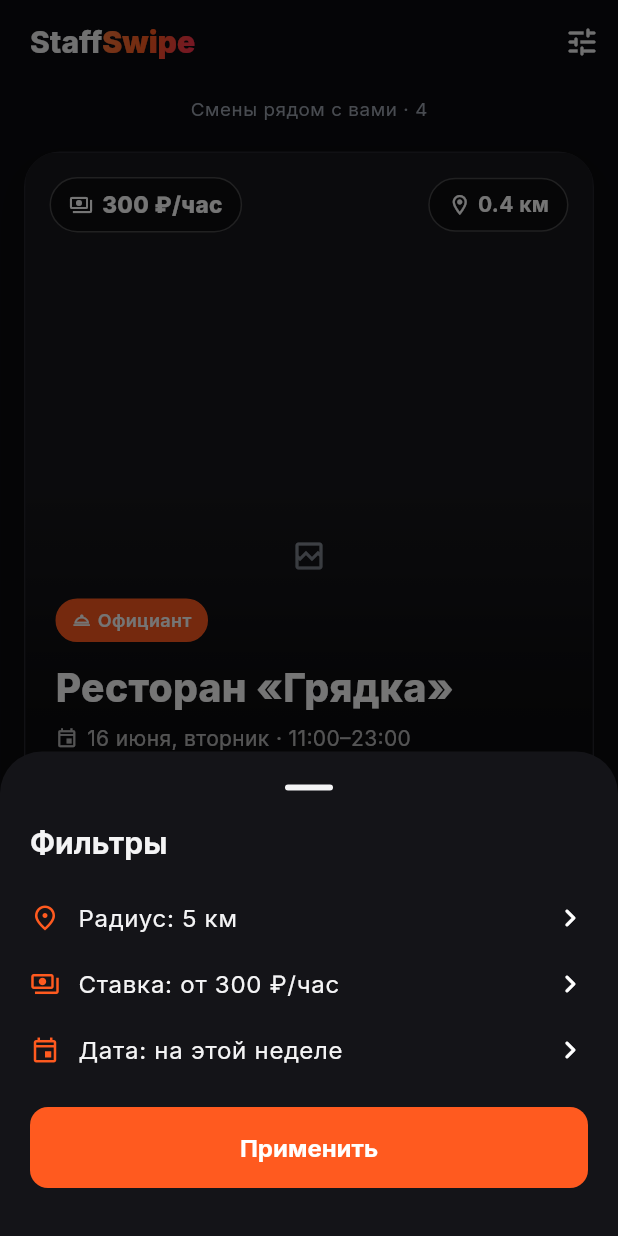
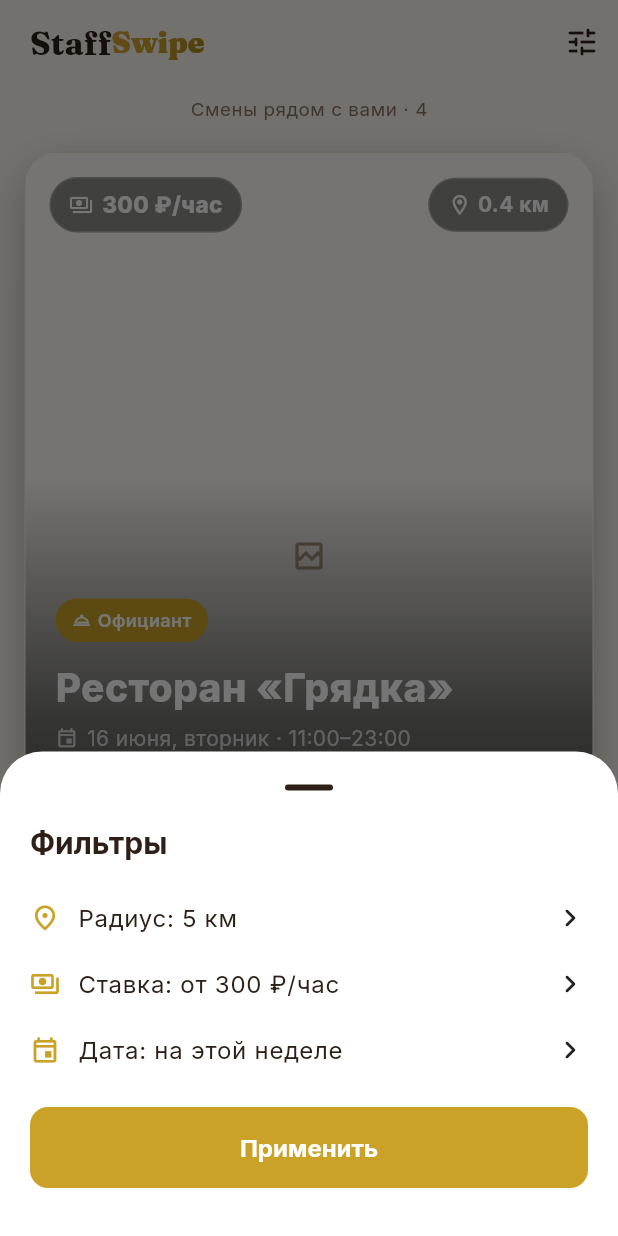
Before and after one commit to polompol/sraffswipe1, a Flutter app: the HomeShell screen opened by its route, after a tap on the "tune" icon, on a phone screen of 412 x 824 dp. Run offline on Flutter 3.47's test engine with Material 3 defaults, Android fonts, the phone set to English and light mode, and no system bars; drawn by our look-alikes of cached_network_image, flutter_card_swiper; our stand-ins replace flutter_animate, flutter_riverpod, go_router, google_fonts, pdf, printing; network calls fail.

Commit message:
Phase 1: milky/chocolate/gold redesign, Tinder-style swipe UI
- Новая палитра AppColors (молоко/шоколад/золото), warmShadow
- Светлая тема по умолчанию, serif Fraunces для заголовков/вордмарка
- Tinder-стиль кнопок свайпа (заполненный золотой лайк, тап-таргеты, Semantics)
- Сдержанный золотой оверлей мэтча вместо эмодзи-салюта
- Обновлён рендерер мокапов под новую тему

https://claude.ai/code/session_01SsK4JkXHc9STqXAAu9aqgD

```diff
--- a/lib/app.dart
+++ b/lib/app.dart
@@ -16,7 +16,7 @@ class StaffSwipeApp extends ConsumerWidget {
       debugShowCheckedModeBanner: false,
       theme: AppTheme.light,
       darkTheme: AppTheme.dark,
-      themeMode: ThemeMode.dark, // тёмная тема по умолчанию
+      themeMode: ThemeMode.light, // молочная тема по умолчанию (тёмная — опц.)
       routerConfig: router,
     );
   }
--- a/lib/core/theme/app_colors.dart
+++ b/lib/core/theme/app_colors.dart
@@ -1,48 +1,61 @@
 import 'package:flutter/material.dart';
 
-/// Цветовая палитра StaffSwipe.
+/// Цветовая палитra StaffSwipe — «молочно-шоколадно-золотая».
 ///
-/// Стиль: минимализм + яркие «доставочные» акценты (оранжевый/красный).
-/// Поддерживаются светлая и тёмная темы (тёмная — основная для ночных смен).
+/// Тёплая, премиальная, «вкусная» айдентика под общепит: молочный фон,
+/// шоколадный текст, золотые акценты. Светлая тема — основная («лёгкая»),
+/// тёмная — переключателем (для ночных смен).
 class AppColors {
   AppColors._();
 
   // Бренд-акценты
-  static const Color primary = Color(0xFFFF5A1F); // сочный оранжевый
-  static const Color primaryDark = Color(0xFFE0480F);
-  static const Color secondary = Color(0xFFFF2D55); // красный (super-like)
-  static const Color accentAmber = Color(0xFFFFB020);
+  static const Color primary = Color(0xFFC9A227); // золото
+  static const Color primaryDark = Color(0xFFA9851A);
+  static const Color secondary = Color(0xFFB07A47); // карамель
+  static const Color espresso = Color(0xFF3B2A20); // эспрессо
+  static const Color accentGold = Color(0xFFD9A441); // тёплое золото
+  static const Color accentAmber = accentGold; // алиас для совместимости
 
   // Семантика свайпов
-  static const Color like = Color(0xFF22C55E); // вправо — лайк
-  static const Color dislike = Color(0xFFF43F5E); // влево — пропуск
-  static const Color superlike = Color(0xFF3B82F6); // вверх — срочно
+  static const Color like = Color(0xFFC9A227); // вправо — золото
+  static const Color dislike = Color(0xFFC2604A); // влево — терракота
+  static const Color superlike = Color(0xFFD9A441); // вверх — «срочно»
 
-  // Светлая тема
-  static const Color lightBg = Color(0xFFF7F7F8);
+  // Светлая тема (молочная)
+  static const Color lightBg = Color(0xFFFBF6EE); // молоко
   static const Color lightSurface = Color(0xFFFFFFFF);
-  static const Color lightCard = Color(0xFFFFFFFF);
-  static const Color lightBorder = Color(0xFFE5E7EB);
-  static const Color lightText = Color(0xFF0B0B0F);
-  static const Color lightMuted = Color(0xFF6B7280);
+  static const Color lightCard = Color(0xFFFFFDF9); // сливочный
+  static const Color lightBorder = Color(0xFFECE3D6);
+  static const Color lightText = Color(0xFF2E2018); // шоколад
+  static const Color lightMuted = Color(0xFF8A7866);
 
-  // Тёмная тема
-  static const Color darkBg = Color(0xFF0B0B0F);
-  static const Color darkSurface = Color(0xFF141418);
-  static const Color darkCard = Color(0xFF18181D);
-  static const Color darkBorder = Color(0xFF26262C);
-  static const Color darkText = Color(0xFFF4F4F5);
-  static const Color darkMuted = Color(0xFF9CA3AF);
+  // Тёмная тема (горький шоколад)
+  static const Color darkBg = Color(0xFF171008);
+  static const Color darkSurface = Color(0xFF211711);
+  static const Color darkCard = Color(0xFF291D14);
+  static const Color darkBorder = Color(0xFF3A2A1E);
+  static const Color darkText = Color(0xFFF3E9DC);
+  static const Color darkMuted = Color(0xFFB3A18C);
 
   // Статусы
-  static const Color success = Color(0xFF22C55E);
-  static const Color warning = Color(0xFFF59E0B);
-  static const Color danger = Color(0xFFEF4444);
-  static const Color info = Color(0xFF3B82F6);
+  static const Color success = Color(0xFF7E8B4F); // оливково-золотой
+  static const Color warning = Color(0xFFD99A2B);
+  static const Color danger = Color(0xFFC2604A);
+  static const Color info = Color(0xFF8A6D4B);
 
+  /// Тёплый бренд-градиент: карамель → золото.
   static const LinearGradient brandGradient = LinearGradient(
     begin: Alignment.topLeft,
     end: Alignment.bottomRight,
-    colors: [Color(0xFFFF7A3D), primary, secondary],
+    colors: [Color(0xFFD9A441), primary, Color(0xFFA9851A)],
   );
+
+  /// Мягкая тёплая тень для карточек на молочном фоне.
+  static List<BoxShadow> warmShadow({double blur = 24, double y = 12}) => [
+        BoxShadow(
+          color: const Color(0xFF3B2A20).withValues(alpha: 0.12),
+          blurRadius: blur,
+          offset: Offset(0, y),
+        ),
+      ];
 }
--- a/lib/features/feed/widgets/swipe_action_bar.dart
+++ b/lib/features/feed/widgets/swipe_action_bar.dart
@@ -2,7 +2,7 @@ import 'package:flutter/material.dart';
 
 import '../../../core/theme/app_colors.dart';
 
-/// Круглые кнопки управления свайпом под колодой карточек.
+/// Круглые кнопки управления свайпом под колодой — в стилистике Tinder.
 class SwipeActionBar extends StatelessWidget {
   const SwipeActionBar({
     super.key,
@@ -24,29 +24,34 @@ class SwipeActionBar extends StatelessWidget {
       children: [
         _ActionButton(
           icon: Icons.replay_rounded,
-          color: AppColors.accentAmber,
-          size: 48,
+          color: AppColors.secondary,
+          size: 50,
+          tooltip: 'Вернуть',
           onTap: onUndo,
         ),
-        const SizedBox(width: 16),
+        const SizedBox(width: 18),
         _ActionButton(
           icon: Icons.close_rounded,
           color: AppColors.dislike,
           size: 64,
+          tooltip: 'Пропустить',
           onTap: onDislike,
         ),
-        const SizedBox(width: 16),
+        const SizedBox(width: 18),
         _ActionButton(
           icon: Icons.bolt_rounded,
           color: AppColors.superlike,
-          size: 52,
+          size: 54,
+          tooltip: 'Срочно',
           onTap: onSuperlike,
         ),
-        const SizedBox(width: 16),
+        const SizedBox(width: 18),
         _ActionButton(
           icon: Icons.favorite_rounded,
-          color: AppColors.like,
+          color: AppColors.primary,
           size: 64,
+          filled: true,
+          tooltip: 'Хочу здесь работать',
           onTap: onLike,
         ),
       ],
@@ -60,29 +65,46 @@ class _ActionButton extends StatelessWidget {
     required this.color,
     required this.size,
     required this.onTap,
+    required this.tooltip,
+    this.filled = false,
   });
 
   final IconData icon;
   final Color color;
   final double size;
   final VoidCallback onTap;
+  final String tooltip;
+  final bool filled;
 
   @override
   Widget build(BuildContext context) {
-    return Material(
-      color: Theme.of(context).colorScheme.surface,
+    return Semantics(
+      button: true,
+      label: tooltip,
+      child: Tooltip(
+        message: tooltip,
+        child: Material(
+          color: filled ? color : Theme.of(context).colorScheme.surface,
           shape: CircleBorder(
-        side: BorderSide(color: color.withValues(alpha: 0.5), width: 1.5),
+            side: filled
+                ? BorderSide.none
+                : BorderSide(color: color.withValues(alpha: 0.45), width: 1.6),
           ),
-      elevation: 2,
-      shadowColor: color.withValues(alpha: 0.3),
+          elevation: filled ? 6 : 3,
+          shadowColor: color.withValues(alpha: 0.4),
           child: InkWell(
             onTap: onTap,
             customBorder: const CircleBorder(),
             child: SizedBox(
               width: size,
               height: size,
-          child: Icon(icon, color: color, size: size * 0.5),
+              child: Icon(
+                icon,
+                color: filled ? Colors.white : color,
+                size: size * 0.5,
+              ),
+            ),
+          ),
         ),
       ),
     );
--- a/lib/features/feed/widgets/swipe_overlay.dart
+++ b/lib/features/feed/widgets/swipe_overlay.dart
@@ -49,7 +49,7 @@ class SwipeStamps extends StatelessWidget {
               alignment: Alignment.bottomCenter,
               child: _Stamp(
                 label: 'СРОЧНО',
-                color: AppColors.superlike,
+                color: AppColors.espresso,
                 angle: 0,
                 opacity: superOpacity,
               ),
```
Also changed, not shown: lib/core/theme/app_theme.dart (+11 -10 lines), lib/features/feed/widgets/match_overlay.dart (+97 -85 lines), mockups/1_auth.png, mockups/2_role.png, mockups/3_feed.png, mockups/4_match.png, mockups/5_chat.png, mockups/6_shifts.png, mockups/overview.png, 1 other file. Lines whose indentation alone changed are shown as unchanged.
